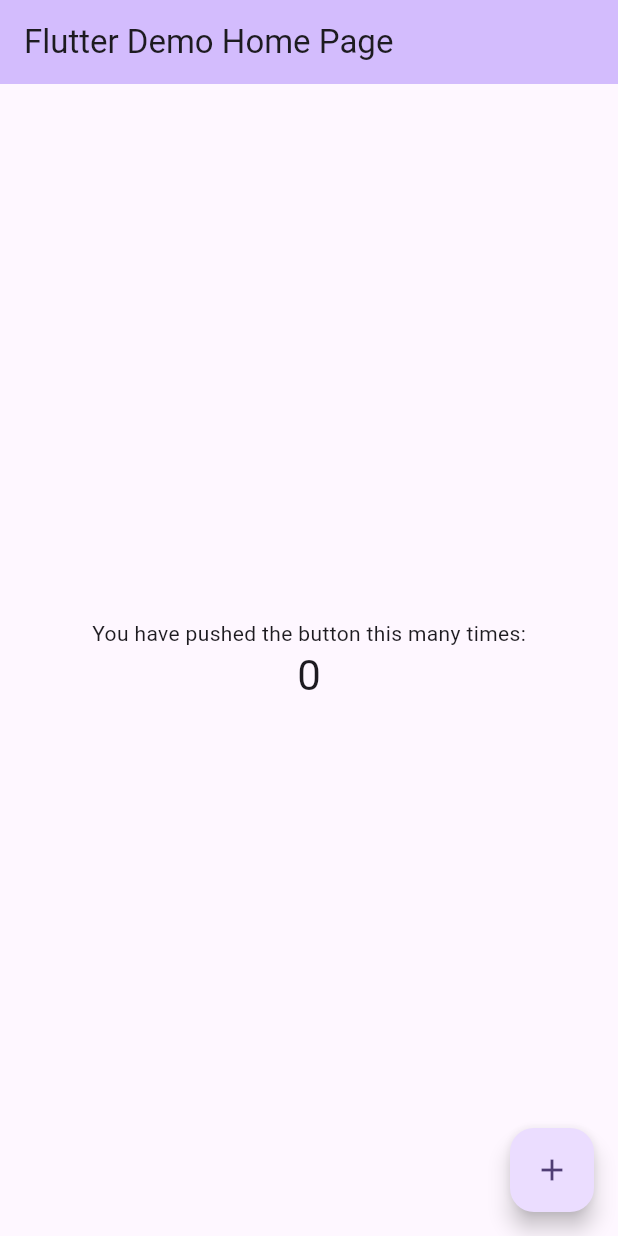
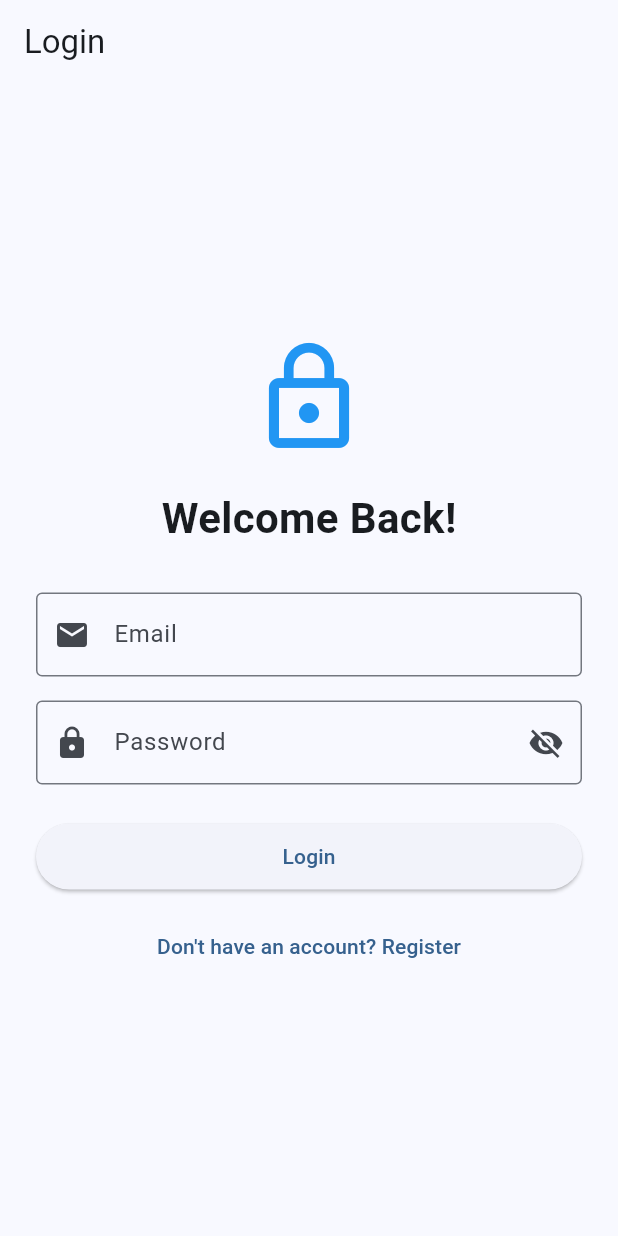
Before and after one commit to yellowduck-jrc/AppBuildersPH-Hackaton, a Flutter app: the screen it shows after launch, on a phone screen of 412 x 824 dp. Run offline on Flutter 3.47's test engine with Material 3 defaults, Android fonts, the phone set to English and light mode, and no system bars; our stand-ins replace cloud_firestore, firebase_auth, firebase_core; accounts and stored records are empty.

Commit message:
changes made

```diff
--- /dev/null
+++ b/lib/Auth/auth_login.dart
@@ -0,0 +1,19 @@
+import 'package:firebase_auth/firebase_auth.dart';
+
+class AuthLogin {
+  final FirebaseAuth _auth = FirebaseAuth.instance;
+
+  Future<UserCredential> login({required Map<String, dynamic> data}) async {
+    final email = (data['email'] as String).trim();
+    final password = data['password'] as String;
+
+    if (email.isEmpty || password.isEmpty) {
+      throw ArgumentError('Email and password are required.');
+    }
+
+    return await _auth.signInWithEmailAndPassword(
+      email: email,
+      password: password,
+    );
+  }
+}
--- /dev/null
+++ b/lib/Auth/auth_register.dart
@@ -0,0 +1,34 @@
+import 'package:firebase_auth/firebase_auth.dart';
+import 'package:cloud_firestore/cloud_firestore.dart';
+
+class AuthRegister {
+  final FirebaseAuth _auth = FirebaseAuth.instance;
+  final FirebaseFirestore _firestore = FirebaseFirestore.instance;
+
+  Future<UserCredential> register({required Map<String, dynamic> data}) async {
+    final name = (data['name'] as String).trim();
+    final email = (data['email'] as String).trim();
+    final password = data['password'] as String;
+
+    if (name.isEmpty || email.isEmpty || password.isEmpty) {
+      throw ArgumentError('All fields are required.');
+    }
+
+    final credential = await _auth.createUserWithEmailAndPassword(
+      email: email,
+      password: password,
+    );
+
+    final user = credential.user!;
+
+    await user.updateDisplayName(name);
+
+    await _firestore.collection('users').doc(user.uid).set({
+      'name': name,
+      'email': user.email,
+      'createdAt': FieldValue.serverTimestamp(),
+    });
+
+    return credential;
+  }
+}
--- /dev/null
+++ b/lib/Pages/Log-in/login_page.dart
@@ -0,0 +1,147 @@
+import 'package:flutter/material.dart';
+import 'package:firebase_auth/firebase_auth.dart';
+
+import '../../auth/auth_login.dart';
+import '../register/register_page.dart';
+
+class LoginPage extends StatefulWidget {
+  const LoginPage({super.key});
+
+  @override
+  State<LoginPage> createState() => _LoginPageState();
+}
+
+class _LoginPageState extends State<LoginPage> {
+  final emailController = TextEditingController();
+  final passwordController = TextEditingController();
+
+  final AuthLogin authLogin = AuthLogin();
+
+  bool isLoading = false;
+  bool hidePassword = true;
+
+  Future<void> login() async {
+    if (emailController.text.trim().isEmpty ||
+        passwordController.text.isEmpty) {
+      showMessage('Please enter your email and password.');
+      return;
+    }
+
+    setState(() => isLoading = true);
+
+    try {
+      await authLogin.login(
+        data: {
+          'email': emailController.text.trim(),
+          'password': passwordController.text,
+        },
+      );
+      // AuthGate automatically switches to HomePage.
+    } on FirebaseAuthException catch (e) {
+      showMessage(e.message ?? 'Login failed.');
+    } catch (e) {
+      showMessage('Error: $e');
+    } finally {
+      if (mounted) {
+        setState(() => isLoading = false);
+      }
+    }
+  }
+
+  void showMessage(String message) {
+    if (!mounted) return;
+
+    ScaffoldMessenger.of(context)
+        .showSnackBar(SnackBar(content: Text(message)));
+  }
+
+  @override
+  void dispose() {
+    emailController.dispose();
+    passwordController.dispose();
+    super.dispose();
+  }
+
+  @override
+  Widget build(BuildContext context) {
+    return Scaffold(
+      appBar: AppBar(title: const Text('Login')),
+      body: Center(
+        child: SingleChildScrollView(
+          padding: const EdgeInsets.all(24),
+          child: ConstrainedBox(
+            constraints: const BoxConstraints(maxWidth: 400),
+            child: Column(
+              mainAxisSize: MainAxisSize.min,
+              children: [
+                const Icon(Icons.lock_outline, size: 80, color: Colors.blue),
+                const SizedBox(height: 20),
+                const Text(
+                  'Welcome Back!',
+                  style: TextStyle(fontSize: 28, fontWeight: FontWeight.bold),
+                ),
+                const SizedBox(height: 30),
+                TextField(
+                  controller: emailController,
+                  keyboardType: TextInputType.emailAddress,
+                  decoration: const InputDecoration(
+                    labelText: 'Email',
+                    prefixIcon: Icon(Icons.email),
+                    border: OutlineInputBorder(),
+                  ),
+                ),
+                const SizedBox(height: 16),
+                TextField(
+                  controller: passwordController,
+                  obscureText: hidePassword,
+                  decoration: InputDecoration(
+                    labelText: 'Password',
+                    prefixIcon: const Icon(Icons.lock),
+                    border: const OutlineInputBorder(),
+                    suffixIcon: IconButton(
+                      icon: Icon(
+                        hidePassword ? Icons.visibility_off : Icons.visibility,
+                      ),
+                      onPressed: () {
+                        setState(() {
+                          hidePassword = !hidePassword;
+                        });
+                      },
+                    ),
+                  ),
+                ),
+                const SizedBox(height: 24),
+                SizedBox(
+                  width: double.infinity,
+                  child: ElevatedButton(
+                    onPressed: isLoading ? null : login,
+                    child: Padding(
+                      padding: const EdgeInsets.all(12),
+                      child: isLoading
+                          ? const CircularProgressIndicator()
+                          : const Text('Login'),
+                    ),
+                  ),
+                ),
+                const SizedBox(height: 12),
+                TextButton(
+                  onPressed: isLoading
+                      ? null
+                      : () {
+                          Navigator.push(
+                            context,
+                            MaterialPageRoute(
+                              builder: (_) => const RegisterPage(),
+                            ),
+                          );
+                        },
+                  child: const Text("Don't have an account? Register"),
+                ),
+              ],
+            ),
+          ),
+        ),
+      ),
+    );
+  }
+}
--- a/lib/main.dart
+++ b/lib/main.dart
@@ -1,122 +1,62 @@
 import 'package:flutter/material.dart';
+import 'package:firebase_core/firebase_core.dart';
+import 'package:firebase_auth/firebase_auth.dart';
 
-void main() {
+import 'firebase_options.dart';
+
+import 'package:hackaton_project/Pages/Log-in/login_page.dart';
+
+import 'pages/home/home_page.dart';
+
+Future<void> main() async {
+  WidgetsFlutterBinding.ensureInitialized();
+
+  await Firebase.initializeApp(options: DefaultFirebaseOptions.currentPlatform);
+
   runApp(const MyApp());
 }
 
 class MyApp extends StatelessWidget {
   const MyApp({super.key});
 
-  // This widget is the root of your application.
   @override
   Widget build(BuildContext context) {
     return MaterialApp(
-      title: 'Flutter Demo',
+      debugShowCheckedModeBanner: false,
+      title: 'Firebase Authentication',
       theme: ThemeData(
-        // This is the theme of your application.
-        //
-        // TRY THIS: Try running your application with "flutter run". You'll see
-        // the application has a purple toolbar. Then, without quitting the app,
-        // try changing the seedColor in the colorScheme below to Colors.green
-        // and then invoke "hot reload" (save your changes or press the "hot
-        // reload" button in a Flutter-supported IDE, or press "r" if you used
-        // the command line to start the app).
-        //
-        // Notice that the counter didn't reset back to zero; the application
-        // state is not lost during the reload. To reset the state, use hot
-        // restart instead.
-        //
-        // This works for code too, not just values: Most code changes can be
-        // tested with just a hot reload.
-        colorScheme: .fromSeed(seedColor: Colors.deepPurple),
+        colorScheme: ColorScheme.fromSeed(seedColor: Colors.blue),
+        useMaterial3: true,
       ),
-      home: const MyHomePage(title: 'Flutter Demo Home Page'),
+      home: const AuthGate(),
     );
   }
 }
 
-class MyHomePage extends StatefulWidget {
-  const MyHomePage({super.key, required this.title});
-
-  // This widget is the home page of your application. It is stateful, meaning
-  // that it has a State object (defined below) that contains fields that affect
-  // how it looks.
-
-  // This class is the configuration for the state. It holds the values (in this
-  // case the title) provided by the parent (in this case the App widget) and
-  // used by the build method of the State. Fields in a Widget subclass are
-  // always marked "final".
-
-  final String title;
-
-  @override
-  State<MyHomePage> createState() => _MyHomePageState();
-}
-
-class _MyHomePageState extends State<MyHomePage> {
-  int _counter = 0;
-
-  void _incrementCounter() {
-    setState(() {
-      // This call to setState tells the Flutter framework that something has
-      // changed in this State, which causes it to rerun the build method below
-      // so that the display can reflect the updated values. If we changed
-      // _counter without calling setState(), then the build method would not be
-      // called again, and so nothing would appear to happen.
-      _counter++;
-    });
-  }
+class AuthGate extends StatelessWidget {
+  const AuthGate({super.key});
 
   @override
   Widget build(BuildContext context) {
-    // This method is rerun every time setState is called, for instance as done
-    // by the _incrementCounter method above.
-    //
-    // The Flutter framework has been optimized to make rerunning build methods
-    // fast, so that you can just rebuild anything that needs updating rather
-    // than having to individually change instances of widgets.
-    return Scaffold(
-      appBar: AppBar(
-        // TRY THIS: Try changing the color here to a specific color (to
-        // Colors.amber, perhaps?) and trigger a hot reload to see the AppBar
-        // change color while the other colors stay the same.
-        backgroundColor: Theme.of(context).colorScheme.inversePrimary,
-        // Here we take the value from the MyHomePage object that was created by
-        // the App.build method, and use it to set our appbar title.
-        title: Text(widget.title),
-      ),
-      body: Center(
-        // Center is a layout widget. It takes a single child and positions it
-        // in the middle of the parent.
-        child: Column(
-          // Column is also a layout widget. It takes a list of children and
-          // arranges them vertically. By default, it sizes itself to fit its
-          // children horizontally, and tries to be as tall as its parent.
-          //
-          // Column has various properties to control how it sizes itself and
-          // how it positions its children. Here we use mainAxisAlignment to
-          // center the children vertically; the main axis here is the vertical
-          // axis because Columns are vertical (the cross axis would be
-          // horizontal).
-          //
-          // TRY THIS: Invoke "debug painting" (choose the "Toggle Debug Paint"
-          // action in the IDE, or press "p" in the console), to see the
-          // wireframe for each widget.
-          mainAxisAlignment: .center,
-          children: [
-            const Text('You have pushed the button this many times:'),
-            Text(
-              '$_counter',
-              style: Theme.of(context).textTheme.headlineMedium,
+    return StreamBuilder<User?>(
+      stream: FirebaseAuth.instance.authStateChanges(),
+      builder: (context, snapshot) {
+        if (snapshot.connectionState == ConnectionState.waiting) {
+          return const Scaffold(
+            body: Center(child: CircularProgressIndicator()),
+          );
+        }
+
+        if (snapshot.hasError) {
+          return Scaffold(
+            body: Center(
+              child: Text('Authentication error: ${snapshot.error}'),
             ),
-          ],
-        ),
-      ),
-      floatingActionButton: FloatingActionButton(
-        onPressed: _incrementCounter,
-        tooltip: 'Increment',
-        child: const Icon(Icons.add),
-      ),
+          );
+        }
+
+        return snapshot.hasData ? const HomePage() : const LoginPage();
+      },
     );
   }
 }
--- a/pubspec.yaml
+++ b/pubspec.yaml
@@ -34,6 +34,9 @@ dependencies:
   # The following adds the Cupertino Icons font to your application.
   # Use with the CupertinoIcons class for iOS style icons.
   cupertino_icons: ^1.0.8
+  firebase_core: ^4.15.0
+  firebase_auth: ^6.7.0
+  cloud_firestore: ^6.10.0
 
 dev_dependencies:
   flutter_test:
```
Also changed, not shown: google-services.json (added, +29 -0 lines), lib/Pages/Home/home_page.dart (added, +102 -0 lines), lib/Pages/Register/register_page.dart (added, +189 -0 lines), firebase.json (added), lib/firebase_options.dart (added), pubspec.lock, 6 other files.
